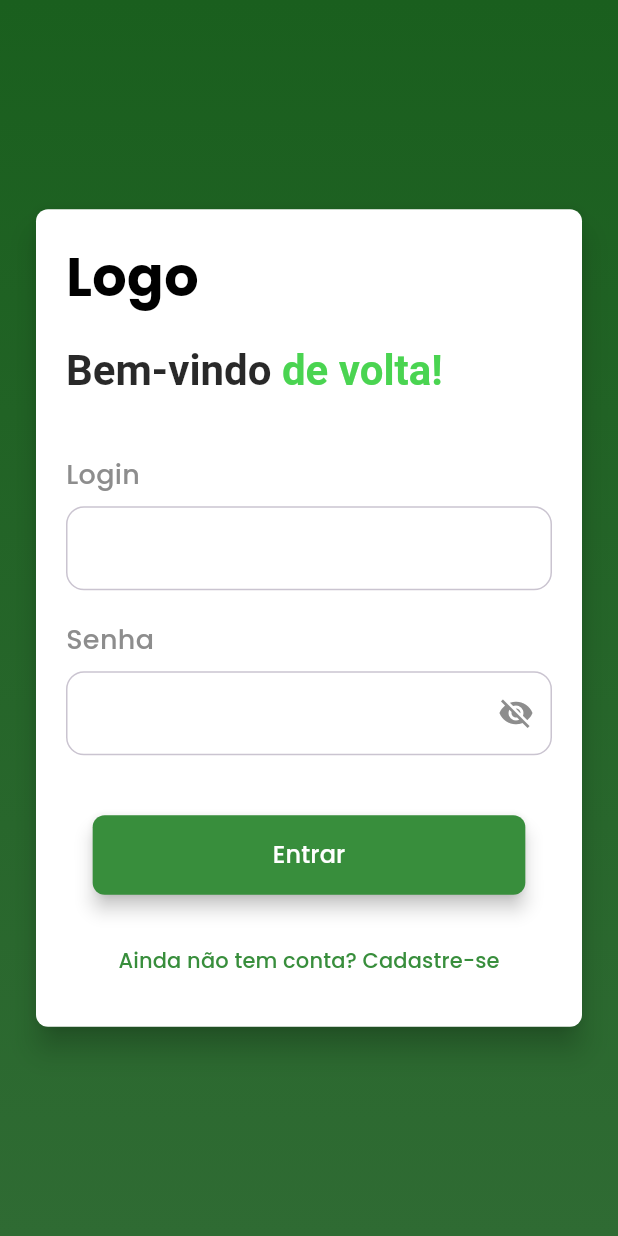
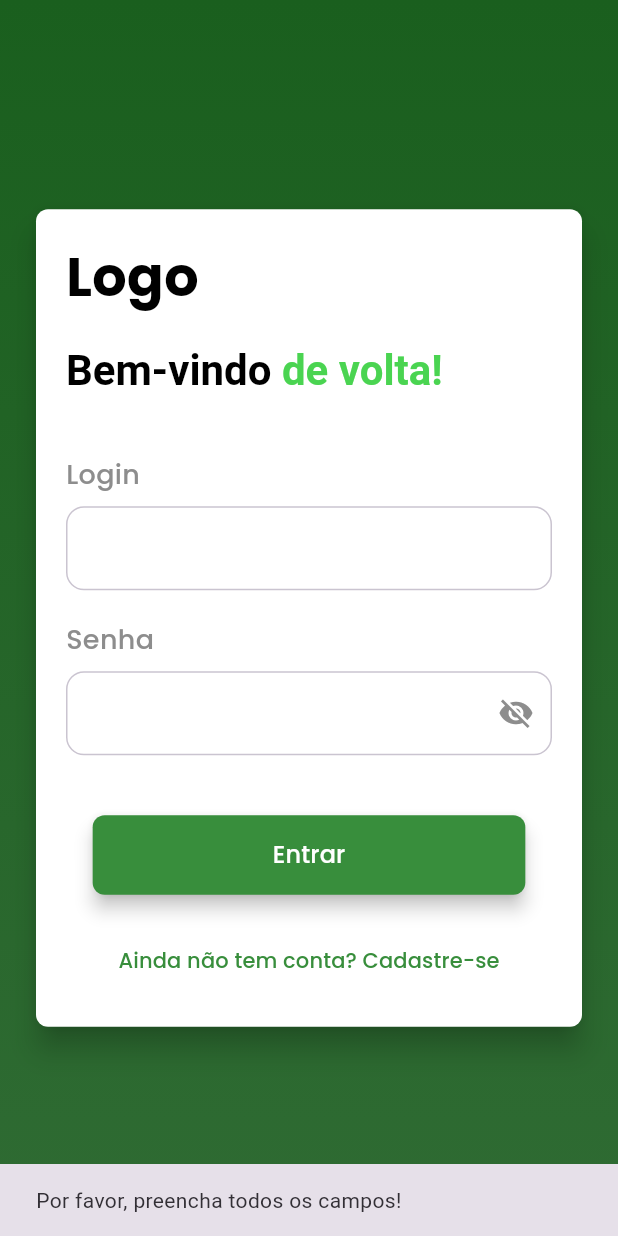
Before and after one commit to LucasLikes/zeta_fin_app, a Flutter app: the screen it shows after launch, after a tap on "Entrar", on a phone screen of 412 x 824 dp. Run offline on Flutter 3.47's test engine with Material 3 defaults, Android fonts, the phone set to English and light mode, and no system bars; our stand-ins replace dio, go_router, google_fonts, shared_preferences; network calls fail.

Commit message:
AUTH e LOGIN funcionais!!!

```diff
--- a/lib/core/routes/go_router.dart
+++ b/lib/core/routes/go_router.dart
@@ -1,4 +1,3 @@
-import 'package:flutter/material.dart';
 import 'package:go_router/go_router.dart';
 import '../../features/goals/screens/login_screen.dart';
 import '../../features/goals/screens/goals_screen.dart';
--- /dev/null
+++ b/lib/features/goals/controllers/user_auth_controller.dart
@@ -0,0 +1,26 @@
+import 'package:shared_preferences/shared_preferences.dart';
+import '../../repositories/user_auth_repository.dart';
+
+class AuthController {
+  final AuthRepository authRepository;
+
+  AuthController({required this.authRepository});
+
+  // Método de login
+  Future<void> login(String email, String password) async {
+    try {
+      final user = await authRepository.login(email, password);
+
+      // Salvar o token no SharedPreferences após login bem-sucedido
+      final prefs = await SharedPreferences.getInstance();
+      prefs.setString('token', user.token); // Armazenar o token JWT
+
+      // Aqui você pode seguir com outras ações, como navegar para outra tela ou atualizar o estado.
+
+    } catch (e) {
+      // Tratar erro de login
+      print('Erro de login: $e');
+      rethrow; // Re-throw para capturar no UI se necessário
+    }
+  }
+}
--- /dev/null
+++ b/lib/features/goals/models/user_model.dart
@@ -0,0 +1,11 @@
+class UserModel {
+  final String token;
+
+  UserModel({required this.token});
+
+  factory UserModel.fromJson(Map<String, dynamic> json) {
+    return UserModel(
+      token: json['token'],
+    );
+  }
+}
--- a/lib/features/goals/screens/goals_screen.dart
+++ b/lib/features/goals/screens/goals_screen.dart
@@ -1,5 +1,4 @@
 import 'package:flutter/material.dart';
-import 'package:dio/dio.dart';
 import 'package:zeta_fin_app/core/services/dio_client.dart';
 
 class GoalsScreen extends StatefulWidget {
--- a/lib/features/goals/screens/login_screen.dart
+++ b/lib/features/goals/screens/login_screen.dart
@@ -1,5 +1,9 @@
 import 'package:flutter/material.dart';
 import 'package:google_fonts/google_fonts.dart';
+import 'package:shared_preferences/shared_preferences.dart';
+import '../../../core/services/dio_client.dart';
+import '../../repositories/user_auth_repository.dart';
+import '../controllers/user_auth_controller.dart';
 
 class LoginScreen extends StatefulWidget {
   @override
@@ -11,6 +15,14 @@ class _LoginScreenState extends State<LoginScreen> {
   final _passwordController = TextEditingController();
 
   bool _isObscured = true;
+  late AuthController _authController; // Definindo o AuthController como late, mas vamos inicializar no initState()
+
+  @override
+  void initState() {
+    super.initState();
+    final authRepository = AuthRepository(dioClient: DioClient());
+    _authController = AuthController(authRepository: authRepository); // Inicialização correta do AuthController
+  }
 
   void _togglePasswordVisibility() {
     setState(() {
@@ -18,10 +30,31 @@ class _LoginScreenState extends State<LoginScreen> {
     });
   }
 
+  void _login() async {
+    String email = _emailController.text;
+    String password = _passwordController.text;
+
+    // Validar se os campos de e-mail e senha estão preenchidos
+    if (email.isEmpty || password.isEmpty) {
+      ScaffoldMessenger.of(context).showSnackBar(SnackBar(content: Text('Por favor, preencha todos os campos!')));
+      return;
+    }
+
+    try {
+      // Chamando o controller para fazer o login
+      await _authController.login(email, password);
+
+      // Após o login bem-sucedido, a navegação para a próxima tela ocorre
+      Navigator.pushReplacementNamed(context, '/home'); // Altere '/home' para sua rota de destino
+    } catch (e) {
+      // Exibir erro caso algo dê errado no login
+      ScaffoldMessenger.of(context).showSnackBar(SnackBar(content: Text('Erro de login: $e')));
+    }
+  }
+
   @override
   Widget build(BuildContext context) {
     return Scaffold(
-      // Usando o degradê verde confortável
       body: Container(
         decoration: BoxDecoration(
           gradient: LinearGradient(
@@ -42,36 +75,30 @@ class _LoginScreenState extends State<LoginScreen> {
                 mainAxisAlignment: MainAxisAlignment.center,
                 crossAxisAlignment: CrossAxisAlignment.center,
                 children: [
-
-                  // Card com os campos de login
                   Card(
                     shape: RoundedRectangleBorder(
-                      borderRadius: BorderRadius.circular(
-                        8,
-                      ), // Borda arredondada
+                      borderRadius: BorderRadius.circular(8),
                     ),
-                    elevation: 8, // Sombra para dar um efeito de destaque
-                    color: Colors.white, // Cor do card
+                    elevation: 8,
+                    color: Colors.white,
                     child: Padding(
                       padding: const EdgeInsets.all(20.0),
                       child: Column(
                         children: [
-                          // Título dentro do card
-                          // "Logo" - apenas texto temporário
                           Align(
-                            alignment: Alignment.centerLeft,  // Alinha o texto à esquerda
+                            alignment: Alignment.centerLeft,
                             child: Text(
                               'Logo',
                               style: GoogleFonts.poppins(
                                 fontSize: 36,
                                 fontWeight: FontWeight.w700,
-                                color: const Color.fromARGB(255, 0, 0, 0), // Cor da logo
+                                color: Colors.black,
                               ),
                             ),
                           ),
                           SizedBox(height: 20),
                           Align(
-                              alignment: Alignment.centerLeft,  // Alinha o texto à esquerda
+                            alignment: Alignment.centerLeft,
                             child: RichText(
                               text: TextSpan(
                                 style: GoogleFonts.poppins(
@@ -79,19 +106,13 @@ class _LoginScreenState extends State<LoginScreen> {
                                   fontWeight: FontWeight.w600,
                                 ),
                                 children: [
-                                    // Parte "Bem-vindo" em preto
                                   TextSpan(
                                     text: 'Bem-vindo ',
-                                      style: TextStyle(
-                                        color: const Color.fromARGB(214, 0, 0, 0),
-                                      ), // Texto preto
+                                    style: TextStyle(color: Colors.black),
                                   ),
-                                    // Parte "de volta" em verde
                                   TextSpan(
                                     text: 'de volta!',
-                                      style: TextStyle(
-                                        color: Color.fromARGB(255, 74, 212, 81),
-                                      ), // Texto verde
+                                    style: TextStyle(color: Color.fromARGB(255, 74, 212, 81)),
                                   ),
                                 ],
                               ),
@@ -106,8 +127,7 @@ class _LoginScreenState extends State<LoginScreen> {
                               style: GoogleFonts.poppins(
                                 fontSize: 18,
                                 fontWeight: FontWeight.w500,
-                                color: const Color.fromARGB(255, 141, 141, 141),
-
+                                color: Color.fromARGB(255, 141, 141, 141),
                               ),
                             ),
                           ),
@@ -115,19 +135,13 @@ class _LoginScreenState extends State<LoginScreen> {
                           TextField(
                             controller: _emailController,
                             decoration: InputDecoration(
-                              labelStyle: TextStyle(
-                                color: const Color.fromARGB(214, 0, 0, 0),
-                              ), // Cor do label
+                              labelStyle: TextStyle(color: Colors.black),
                               border: OutlineInputBorder(
                                 borderRadius: BorderRadius.circular(12),
-                                borderSide: BorderSide(
-                                  color: const Color.fromARGB(214, 0, 0, 0),
-                                  width: 1,
-                                ), // Borda verde escuro
+                                borderSide: BorderSide(color: Colors.black, width: 1),
                               ),
                               filled: true,
-                              fillColor:
-                                  Colors.white, // Fundo do campo de texto
+                              fillColor: Colors.white,
                             ),
                           ),
                           SizedBox(height: 20),
@@ -140,7 +154,7 @@ class _LoginScreenState extends State<LoginScreen> {
                               style: GoogleFonts.poppins(
                                 fontSize: 18,
                                 fontWeight: FontWeight.w500,
-                                color: Color.fromARGB(255, 141, 141, 141)
+                                color: Color.fromARGB(255, 141, 141, 141),
                               ),
                             ),
                           ),
@@ -152,19 +166,14 @@ class _LoginScreenState extends State<LoginScreen> {
                               labelStyle: TextStyle(color: Colors.black),
                               border: OutlineInputBorder(
                                 borderRadius: BorderRadius.circular(12),
-                                borderSide: BorderSide(
-                                  color: Color.fromARGB(255, 141, 141, 141),
-                                  width: 1,
-                                ),
+                                borderSide: BorderSide(color: Colors.black, width: 1),
                               ),
                               filled: true,
                               fillColor: Colors.white,
                               suffixIcon: IconButton(
                                 icon: Icon(
-                                  _isObscured
-                                      ? Icons.visibility_off
-                                      : Icons.visibility,
-                                  color: Color.fromARGB(255, 141, 141, 141), // Ícone verde
+                                  _isObscured ? Icons.visibility_off : Icons.visibility,
+                                  color: Color.fromARGB(255, 141, 141, 141),
                                 ),
                                 onPressed: _togglePasswordVisibility,
                               ),
@@ -174,12 +183,7 @@ class _LoginScreenState extends State<LoginScreen> {
 
                           // Botão de Login
                           ElevatedButton(
-                            onPressed: () {
-                              // Lógica de login
-                              String email = _emailController.text;
-                              String password = _passwordController.text;
-                              print('Login com: $email, $password');
-                            },
+                            onPressed: _login,
                             child: Text(
                               'Entrar',
                               style: GoogleFonts.poppins(
@@ -189,13 +193,8 @@ class _LoginScreenState extends State<LoginScreen> {
                               ),
                             ),
                             style: ElevatedButton.styleFrom(
-                              backgroundColor: Color(
-                                0xFF388E3C,
-                              ), // Verde escuro
-                              padding: EdgeInsets.symmetric(
-                                vertical: 15,
-                                horizontal: 120,
-                              ),
+                              backgroundColor: Color(0xFF388E3C),
+                              padding: EdgeInsets.symmetric(vertical: 15, horizontal: 120),
                               shape: RoundedRectangleBorder(
                                 borderRadius: BorderRadius.circular(8),
                               ),
@@ -212,9 +211,7 @@ class _LoginScreenState extends State<LoginScreen> {
                             child: Text(
                               'Ainda não tem conta? Cadastre-se',
                               style: GoogleFonts.poppins(
-                                color: Color(
-                                  0xFF388E3C,
-                                ), // Texto em verde escuro
+                                color: Color(0xFF388E3C),
                                 fontSize: 14,
                               ),
                             ),
--- a/lib/main.dart
+++ b/lib/main.dart
@@ -1,5 +1,4 @@
 import 'package:flutter/material.dart';
-import 'package:go_router/go_router.dart';
 import 'package:zeta_fin_app/core/routes/go_router.dart';
 
 void main() {
@@ -7,19 +6,17 @@ void main() {
 }
 
 class MyApp extends StatefulWidget {
+  const MyApp({super.key});
+
   @override
   _MyAppState createState() => _MyAppState();
 }
 
 class _MyAppState extends State<MyApp> {
-  bool _isDarkMode = true; // Inicia no modo escuro
+  final bool _isDarkMode = true; // Inicia no modo escuro
 
   // Função para alternar entre o tema claro e escuro
-  void _toggleTheme() {
-    setState(() {
-      _isDarkMode = !_isDarkMode;
-    });
-  }
+
 
   @override
   Widget build(BuildContext context) {
--- a/pubspec.yaml
+++ b/pubspec.yaml
@@ -16,6 +16,7 @@ dependencies:
   google_fonts: ^6.3.1
   flutter_svg: ^2.2.0
   lottie: ^3.3.1
+  shared_preferences: ^2.5.3
 
 dev_dependencies:
   flutter_test:
@@ -24,6 +25,3 @@ dev_dependencies:
 
 flutter:
   uses-material-design: true
-
-  # Adicionando assets
-  assets:
```
Also changed, not shown: lib/core/services/dio_client.dart (+42 -1 lines), lib/features/repositories/user_auth_repository.dart (added, +34 -0 lines), pubspec.lock, 2 other files. Lines whose indentation alone changed are shown as unchanged.
